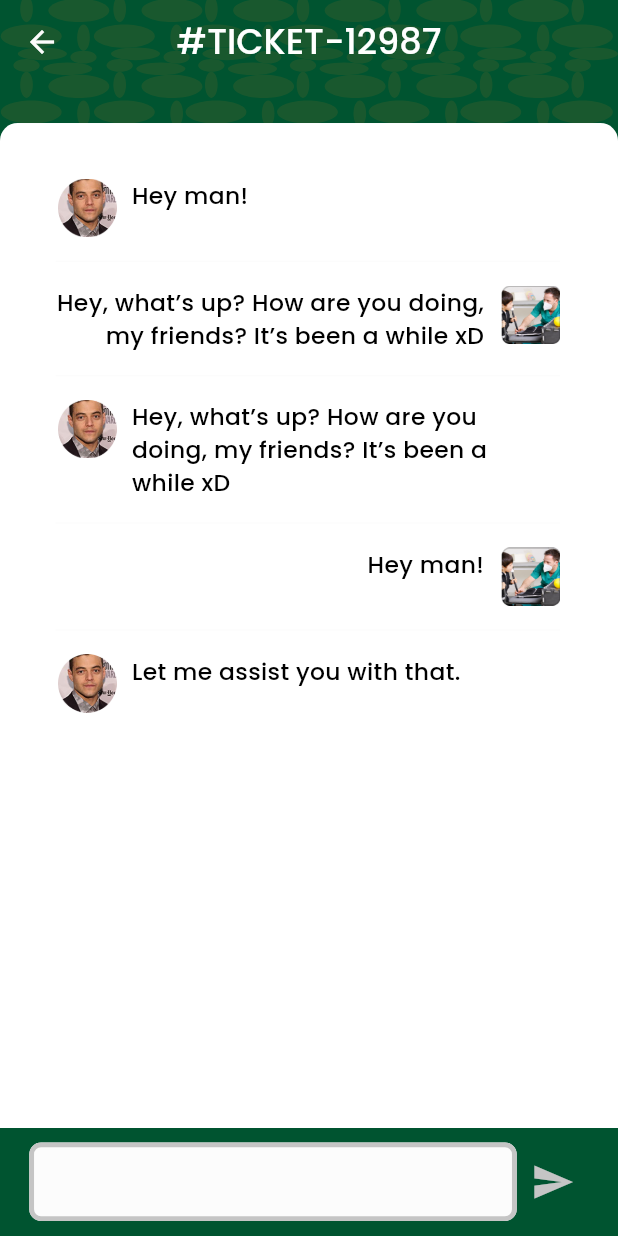
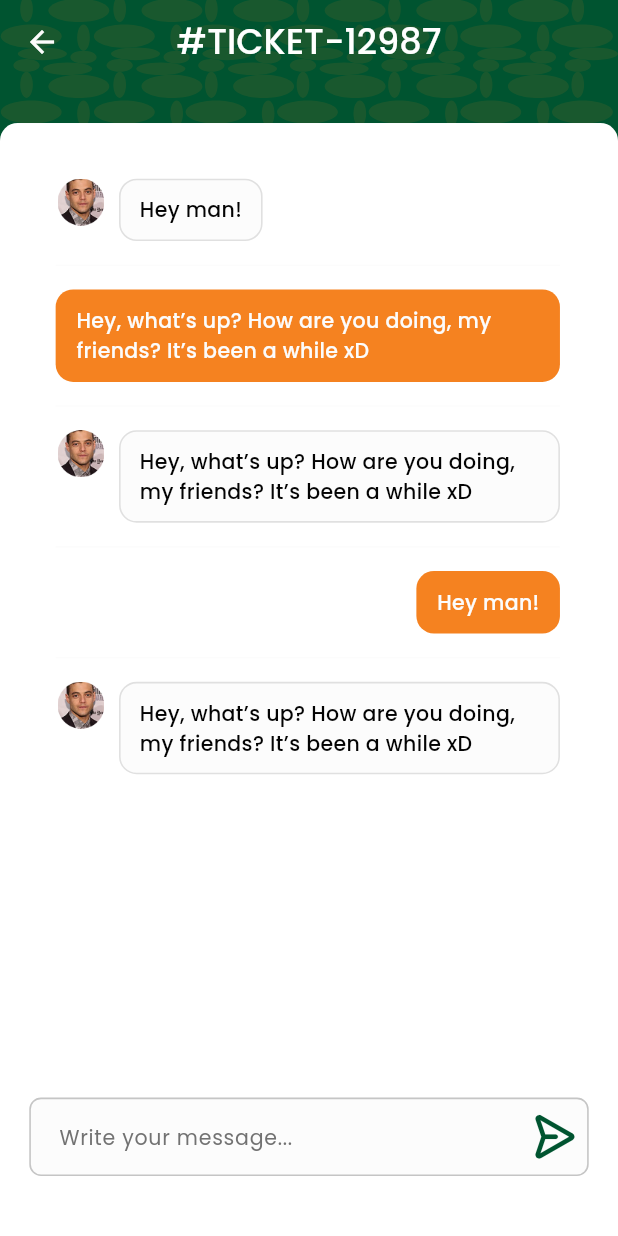
Before and after one commit to omar-abdelaziz753/True-Balance, a Flutter app: the ChatScreen screen opened by its route, on a phone screen of 412 x 824 dp. Run offline on Flutter 3.47's test engine with Material 3 defaults, Android fonts, the phone set to English and light mode, and no system bars; our stand-ins replace bloc, cached_network_image, carousel_slider, dio, dots_indicator, easy_localization and 23 more; accounts and stored records are empty; project files that could hold a hidden picture were left out.

Commit message:
make design main layout in therapists and some edit in flow

```diff
--- a/lib/core/routing/app_router.dart
+++ b/lib/core/routing/app_router.dart
@@ -17,10 +17,13 @@ import 'package:truee_balance_app/features/splash/business_logic/splash_cubit.da
 import 'package:truee_balance_app/features/splash/screens/splash_screen.dart';
 import 'package:truee_balance_app/features/therapists/appointments/presentation/screens/appointments_screen.dart';
 import 'package:truee_balance_app/features/therapists/appointments_details/presentation/screens/appointments_details_screen.dart';
+import 'package:truee_balance_app/features/therapists/main_layout_therapists/business_logic/main_layout_therapists_cubit.dart';
+import 'package:truee_balance_app/features/therapists/main_layout_therapists/presentation/main_layout_therapists.dart';
 import 'package:truee_balance_app/features/user/best_therapists/presentation/screens/best_therapists_screen.dart';
 import 'package:truee_balance_app/features/user/create%20booking/bloc/cubit/create_booking_cubit.dart';
 import 'package:truee_balance_app/features/user/create%20booking/presentation/presentation/booking_screen.dart';
 import 'package:truee_balance_app/features/user/doctor%20deatils/presentation/screens/doctor_details_screen.dart';
+import 'package:truee_balance_app/features/user/home/bloc/cubit/home_cubit.dart';
 import 'package:truee_balance_app/features/user/home/presentation/screens/home_screen.dart';
 import 'package:truee_balance_app/features/user/home/presentation/screens/our_services.dart';
 import 'package:truee_balance_app/features/user/main_layout/business_logic/main_layout_cubit.dart';
@@ -109,6 +112,11 @@ class AppRouter {
           screen: const MainLayoutScreen(),
           cubit: MainLayoutCubit(),
         );
+      case Routes.mainLayoutTherapistsScreen:
+        return transition(
+          screen: const MainLayoutTherapistsScreen(),
+          cubit: MainLayoutTherapistsCubit(),
+        );
       case Routes.doctorDetailsScreen:
         return transition(
           screen: const DoctorDetailsScreen(),
@@ -174,7 +182,10 @@ class AppRouter {
   }
 
   List<Widget> screens = [
-    const HomeScreen(),
+    BlocProvider(
+      create: (context) => HomeCubit(),
+      child: const HomeScreen(),
+    ),
     const BestTherapistsScreen(),
     BlocProvider(
       create: (context) => CreateBookingCubit(),
@@ -188,4 +199,10 @@ class AppRouter {
     ),
     const SettingScreen(),
   ];
+
+  List<Widget> screensTherapists = [
+    const AppointmentsScreen(),
+    const NotificationScreen(),
+    Container()
+  ];
 }
--- a/lib/core/routing/routes_name.dart
+++ b/lib/core/routing/routes_name.dart
@@ -5,6 +5,7 @@ class Routes {
   static const String registerScreen = '/registerScreen';
   static const String verifyOtpScreen = '/verifyOtpScreen';
   static const String mainLayoutScreen = '/mainLayoutScreen';
+  static const String mainLayoutTherapistsScreen = '/mainLayoutTherapistsScreen';
   static const String forgetPasswordScreen = '/forgetPasswordScreen';
   static const String createNewPasswordScreen = '/createNewPasswordScreen';
   static const String technicalSupportScreen = '/technicalSupportScreen';
@@ -25,4 +26,5 @@ class Routes {
   static const String notificationsScreen = '/notifications_screen';
   static const String medicalReportsScreen = '/medical_reports_screen';
   static const String chatScreen = '/chat_screen';
+
 }
--- a/lib/core/themes/assets.dart
+++ b/lib/core/themes/assets.dart
@@ -150,6 +150,10 @@ class Assets {
   /// assets/images/svg/resources_icon.svg
   static const String assetsImagesSvgResourcesIcon = "assets/images/svg/resources_icon.svg";
 
+  /// Assets for assetsImagesSvgSendIcon
+  /// assets/images/svg/send_icon.svg
+  static const String assetsImagesSvgSendIcon = "assets/images/svg/send_icon.svg";
+
   /// Assets for assetsImagesSvgServicesIcon
   /// assets/images/svg/services_icon.svg
   static const String assetsImagesSvgServicesIcon = "assets/images/svg/services_icon.svg";
--- a/lib/features/chat/presentation/screens/chat_screen.dart
+++ b/lib/features/chat/presentation/screens/chat_screen.dart
@@ -1,8 +1,10 @@
 import 'package:easy_localization/easy_localization.dart';
 import 'package:flutter/material.dart';
 import 'package:flutter_screenutil/flutter_screenutil.dart';
+import 'package:flutter_svg/flutter_svg.dart';
 import 'package:truee_balance_app/core/extensions/navigation_extension.dart';
 import 'package:truee_balance_app/core/themes/app_colors.dart';
+import 'package:truee_balance_app/core/themes/assets.dart';
 import 'package:truee_balance_app/core/widgets/app_bar/custom_app_bar_widget.dart';
 import 'package:truee_balance_app/core/widgets/text_field/custom_text_form_field_widget.dart';
 import 'package:truee_balance_app/features/chat/presentation/widgets/chat_list_widget.dart';
@@ -46,20 +48,27 @@ class ChatScreen extends StatelessWidget {
         ],
       ),
       bottomNavigationBar: Container(
+        width: double.infinity,
+        color: Colors.white,
         padding: EdgeInsets.only(
           left: 20.sp,
           top: 10.sp,
           right: 20.sp,
-          bottom: MediaQuery.of(context).viewInsets.bottom + 10,
+          bottom: MediaQuery.of(context).viewInsets.bottom + 40,
         ),
         child: Form(
           child: Row(
             children: [
               Expanded(
                 child: CustomTextFormFieldWidget(
-                  borderWidth: 3.w,
+                  hintText: "Write your message...",
+                  controller: TextEditingController(),
+                  borderWidth: 1.w,
                   borderColor: AppColors.neutralColor300,
-                  // backgroundColor: AppColors.neutralColor600,
+                  suffixIcon: SvgPicture.asset(
+                    Assets.assetsImagesSvgSendIcon,
+                    fit: BoxFit.scaleDown,
+                  ),
                   isChat: true,
                   validator: (value) {
                     if (value!.trim().isEmpty) {
@@ -70,21 +79,8 @@ class ChatScreen extends StatelessWidget {
                   onChanged: (value) {
                     // singleChatCubit.showSendBUtton(letters: value);
                   },
-                  controller: TextEditingController(),
-                  // labelText: "message".tr(),
                 ),
               ),
-              Visibility(
-                // visible: singleChatCubit.isTypeing,
-                child: IconButton(
-                  onPressed: () {},
-                  icon: Icon(
-                    size: 30.sp,
-                    Icons.send,
-                    color: AppColors.neutralColor300,
-                  ),
-                ),
-              )
             ],
           ),
         ),
--- a/lib/features/chat/presentation/widgets/chat_item_widget.dart
+++ b/lib/features/chat/presentation/widgets/chat_item_widget.dart
@@ -4,52 +4,58 @@ import 'package:truee_balance_app/core/themes/app_colors.dart';
 import 'package:truee_balance_app/core/themes/text_colors.dart';
 
 class ChatTextItemWidget extends StatelessWidget {
-  const ChatTextItemWidget(
-      {super.key, required this.isSender, required this.message});
+  const ChatTextItemWidget({
+    super.key,
+    required this.isSender,
+    required this.message,
+  });
 
   final bool isSender;
   final String message;
 
   @override
   Widget build(BuildContext context) {
-    return Align(
-      alignment: isSender ? Alignment.centerRight : Alignment.centerLeft,
-      child: Row(
+    return Row(
+      crossAxisAlignment: CrossAxisAlignment.start,
       mainAxisAlignment:
           isSender ? MainAxisAlignment.end : MainAxisAlignment.start,
-        crossAxisAlignment: CrossAxisAlignment.start,
       children: [
         if (!isSender) ...[
           Image.asset(
             "assets/images/png/profile_image.png",
-              width: 40.w,
-              height: 40.h,
+            width: 32.w,
+            height: 32.h,
           ),
           SizedBox(width: 8.w),
         ],
-          Expanded(
-            child: SelectableText(
-              message,
-              style: Styles.contentEmphasis.copyWith(
-                color: Colors.black,
+        Flexible(
+          child: Container(
+            padding: EdgeInsets.symmetric(horizontal: 12.w, vertical: 10.h),
+            decoration: BoxDecoration(
+              color: isSender
+                  ? AppColors.secondaryColor500
+                  : AppColors.neutralColor100,
+              border: Border.all(
+                color:
+                    isSender ? Colors.transparent : AppColors.neutralColor200,
+                width: 1.w,
               ),
-              textAlign: isSender ? TextAlign.right : TextAlign.left,
-              // textDirection: isArabic ? TextDirection.rtl : TextDirection.ltr,
+              borderRadius: BorderRadius.all(
+                Radius.circular(12.r),
               ),
             ),
-          if (isSender) ...[
-            SizedBox(width: 8.w),
-            CircleAvatar(
-              radius: 20.r,
-              backgroundColor: AppColors.neutralColor100,
-              child: Image.asset(
-                "assets/images/png/sports.png",
-                fit: BoxFit.scaleDown,
+            child: Text(
+              message,
+              style: Styles.captionEmphasis.copyWith(
+                color: isSender
+                    ? AppColors.neutralColor100
+                    : AppColors.neutralColor1000,
+                fontSize: 14.sp,
+              ),
+            ),
           ),
         ),
       ],
-        ],
-      ),
     );
   }
 }
--- a/lib/features/chat/presentation/widgets/chat_list_widget.dart
+++ b/lib/features/chat/presentation/widgets/chat_list_widget.dart
@@ -8,31 +8,44 @@ class ChatListWidget extends StatelessWidget {
     super.key,
     // required this.singleChatCubit,
   });
-
   // final ChatCubit singleChatCubit;
-
   final List<ChatMessage> staticMessages = const [
-    ChatMessage(isAdmin: 1, message: 'Hey man!'),
     ChatMessage(
-        isAdmin: 0,
-        message:
-            'Hey, what’s up? How are you doing, my friends? It’s been a while xD'),
+      isAdmin: 1,
+      message: 'Hey man!',
+    ),
     ChatMessage(
-        isAdmin: 1,
-        message:
-            'Hey, what’s up? How are you doing, my friends? It’s been a while xD'),
-    ChatMessage(isAdmin: 0, message: 'Hey man!'),
-    ChatMessage(isAdmin: 1, message: 'Let me assist you with that.'),
+      isAdmin: 0,
+      message:
+          'Hey, what’s up? How are you doing, my friends? It’s been a while xD',
+    ),
+    ChatMessage(
+      isAdmin: 1,
+      message:
+          'Hey, what’s up? How are you doing, my friends? It’s been a while xD',
+    ),
+    ChatMessage(
+      isAdmin: 0,
+      message: 'Hey man!',
+    ),
+    ChatMessage(
+      isAdmin: 1,
+      message:
+          'Hey, what’s up? How are you doing, my friends? It’s been a while xD',
+    ),
   ];
 
   @override
   Widget build(BuildContext context) {
     return ListView.separated(
       shrinkWrap: true,
-      padding:
-          EdgeInsets.only(top: 20.h, right: 20.w, left: 20.h, bottom: 40.h),
+      padding: EdgeInsets.only(
+        top: 20.h,
+        right: 20.w,
+        left: 20.h,
+        bottom: 40.h,
+      ),
       // controller: singleChatCubit.scrollController,
-      // Keep controller
       physics: const BouncingScrollPhysics(),
       itemBuilder: (BuildContext context, int index) {
         final message = staticMessages[index];
@@ -58,7 +71,6 @@ class ChatListWidget extends StatelessWidget {
     );
   }
 }
-
 class ChatMessage {
   final int isAdmin;
   final String message;
--- /dev/null
+++ b/lib/features/therapists/main_layout_therapists/business_logic/main_layout_therapists_cubit.dart
@@ -0,0 +1,15 @@
+import 'package:flutter_bloc/flutter_bloc.dart';
+import 'package:truee_balance_app/core/utils/app_constants.dart';
+
+part 'main_layout_therapists_state.dart';
+
+class MainLayoutTherapistsCubit extends Cubit<MainLayoutTherapistsState> {
+  MainLayoutTherapistsCubit() : super(MainLayoutInitial());
+
+  static MainLayoutTherapistsCubit get(context) => BlocProvider.of(context);
+
+  void changeBottomNavBar(int index) {
+    AppConstants.userMainLayoutInitialScreenIndex = index;
+    emit(BottomNavTherapistsState(AppConstants.userMainLayoutInitialScreenIndex));
+  }
+}
--- a/lib/features/user/home/bloc/cubit/home_cubit.dart
+++ b/lib/features/user/home/bloc/cubit/home_cubit.dart
@@ -5,4 +5,11 @@ part 'home_state.dart';
 
 class HomeCubit extends Cubit<HomeState> {
   HomeCubit() : super(HomeInitial());
+
+ int currentBannerIndex = 0;
+
+   void changeIndex(int index) {
+    currentBannerIndex = index;
+    emit(HomeIndexChanged());
+  }
 }
--- a/lib/features/user/home/bloc/cubit/home_state.dart
+++ b/lib/features/user/home/bloc/cubit/home_state.dart
@@ -1,6 +1,8 @@
 part of 'home_cubit.dart';
 
-@immutable
-sealed class HomeState {}
+
+abstract class HomeState {}
 
 final class HomeInitial extends HomeState {}
+
+final class HomeIndexChanged extends HomeState {}
--- a/lib/true_balance.dart
+++ b/lib/true_balance.dart
@@ -35,7 +35,7 @@ class TrueBalanceApp extends StatelessWidget {
             supportedLocales: context.supportedLocales,
             locale: context.locale,
             navigatorKey: AppConstants.navigatorKey,
-            initialRoute: Routes.splashScreen,
+            initialRoute: Routes.mainLayoutTherapistsScreen,
             onGenerateRoute: appRouter.generateRoute,
             // home: const TestScreen(),
             builder: EasyLoading.init(),
```
Also changed, not shown: lib/features/therapists/appointments/presentation/widgets/custom_appointment_counter_widget.dart (+6 -3 lines), lib/features/therapists/appointments_details/presentation/widgets/Custom_appointment_details_card_widget.dart (+64 -3 lines), lib/features/therapists/main_layout_therapists/business_logic/main_layout_therapists_state.dart (added, +12 -0 lines), lib/features/therapists/main_layout_therapists/presentation/main_layout_therapists.dart (added, +112 -0 lines), lib/features/user/home/presentation/screens/home_screen.dart (+5 -10 lines), lib/features/user/home/presentation/widgets/banner_widget.dart (added, +64 -0 lines), assets/images/png/banner_image.png (added), assets/images/svg/notification-therep.svg (added), assets/images/svg/send_icon.svg (added), assets/images/svg/setting_therep.svg (added). Lines whose indentation alone changed are shown as unchanged.
